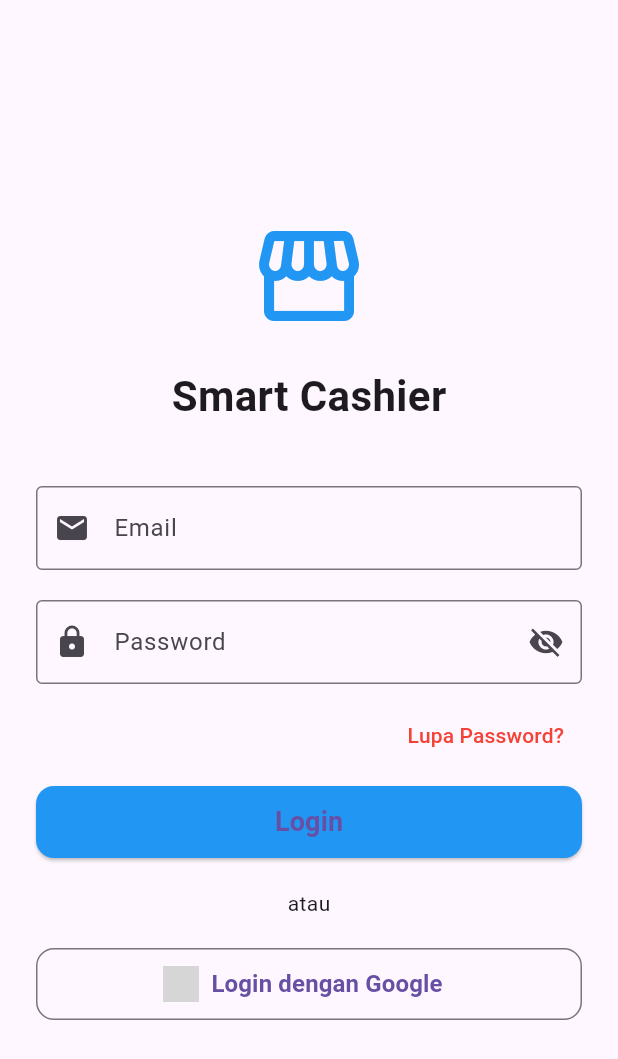
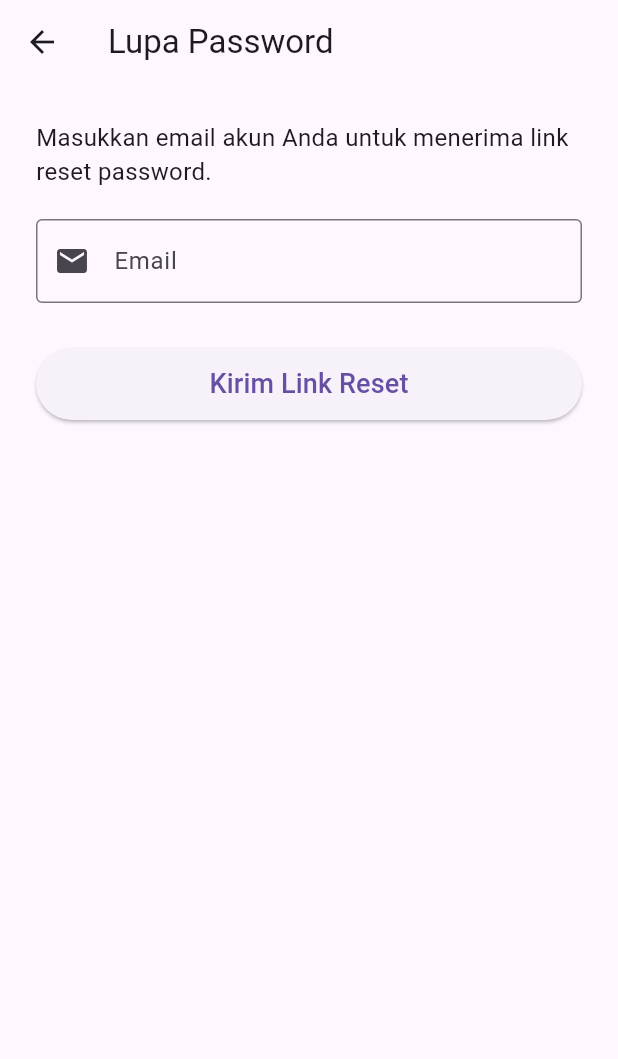
Before and after one commit to muzammilbinmarsuhen/Smart-Cashier, a Flutter app: the screen it shows after launch, after a tap on "Lupa Password?", on a phone screen of 412 x 824 dp. Shown: the top 1059 px of the screen. Run offline on Flutter 3.47's test engine with Material 3 defaults, Android fonts, the phone set to English and light mode, and no system bars; grey boxes are pictures that could not be loaded.

Commit message:
Pembuatan Screen Register Dan Forgot Password

```diff
--- a/lib/main.dart
+++ b/lib/main.dart
@@ -1,6 +1,7 @@
 import 'package:flutter/material.dart';
 import 'screens/login_screen.dart';
-// import 'screens/register_screen.dart';
+import 'screens/register_screen.dart';
+import 'screens/forgot_password_screen.dart';
 // import 'screens/home_screen.dart';
 
 void main() {
@@ -25,7 +26,8 @@
       initialRoute: '/',
       routes: {
         '/': (context) => const LoginScreen(),
-        // '/register': (context) => const RegisterScreen(),
+        '/register': (context) => const RegisterScreen(),
+        '/forgot-password': (context) => const ForgotPasswordScreen(),
         // '/home': (context) => const HomeScreen(),
       },
     );
--- /dev/null
+++ b/lib/screens/forgot_password_screen.dart
@@ -0,0 +1,84 @@
+import 'package:flutter/material.dart';
+
+class ForgotPasswordScreen extends StatefulWidget {
+  const ForgotPasswordScreen({super.key});
+
+  @override
+  State<ForgotPasswordScreen> createState() => _ForgotPasswordScreenState();
+}
+
+class _ForgotPasswordScreenState extends State<ForgotPasswordScreen> {
+  final email = TextEditingController();
+  final formKey = GlobalKey<FormState>();
+  bool isSending = false;
+
+  void sendResetLink() async {
+    if (!formKey.currentState!.validate()) return;
+
+    setState(() => isSending = true);
+
+    // TODO: Hubungkan API Laravel untuk reset password.
+    await Future.delayed(const Duration(seconds: 2));
+
+    setState(() => isSending = false);
+
+    ScaffoldMessenger.of(context).showSnackBar(
+      const SnackBar(content: Text("Link reset password telah dikirim.")),
+    );
+
+    Navigator.pop(context);
+  }
+
+  @override
+  Widget build(BuildContext context) {
+    return Scaffold(
+      appBar: AppBar(title: const Text("Lupa Password")),
+      body: Padding(
+        padding: const EdgeInsets.all(24),
+        child: Form(
+          key: formKey,
+          child: Column(
+            crossAxisAlignment: CrossAxisAlignment.start,
+            children: [
+              const Text(
+                "Masukkan email akun Anda untuk menerima link reset password.",
+                style: TextStyle(fontSize: 16),
+              ),
+
+              const SizedBox(height: 20),
+
+              /// EMAIL FIELD
+              TextFormField(
+                controller: email,
+                decoration: const InputDecoration(
+                  labelText: "Email",
+                  prefixIcon: Icon(Icons.email),
+                  border: OutlineInputBorder(),
+                ),
+                validator: (value) =>
+                    value!.isEmpty ? "Email tidak boleh kosong" : null,
+              ),
+
+              const SizedBox(height: 30),
+
+              /// SEND LINK BUTTON
+              SizedBox(
+                width: double.infinity,
+                height: 48,
+                child: ElevatedButton(
+                  onPressed: isSending ? null : sendResetLink,
+                  child: isSending
+                      ? const CircularProgressIndicator(color: Colors.white)
+                      : const Text(
+                          "Kirim Link Reset",
+                          style: TextStyle(fontSize: 18),
+                        ),
+                ),
+              )
+            ],
+          ),
+        ),
+      ),
+    );
+  }
+}
--- a/lib/screens/login_screen.dart
+++ b/lib/screens/login_screen.dart
@@ -95,7 +95,7 @@ class _LoginScreenState extends State<LoginScreen> {
 
                 const SizedBox(height: 10),
 
-                /// FORGOT PASSWORD BUTTON
+                /// FORGOT PASSWORD
                 Align(
                   alignment: Alignment.centerRight,
                   child: TextButton(
@@ -133,12 +133,11 @@ class _LoginScreenState extends State<LoginScreen> {
                 ),
 
                 const SizedBox(height: 20),
-
-                const Text("atau", style: TextStyle(fontSize: 14)),
+                const Text("atau"),
 
                 const SizedBox(height: 20),
 
-                /// GOOGLE LOGIN BUTTON
+                /// GOOGLE LOGIN
                 SizedBox(
                   width: double.infinity,
                   height: 48,
@@ -156,9 +155,29 @@ class _LoginScreenState extends State<LoginScreen> {
                     ),
                     style: OutlinedButton.styleFrom(
                       shape: RoundedRectangleBorder(
-                          borderRadius: BorderRadius.circular(12)),
+                        borderRadius: BorderRadius.circular(12),
+                      ),
                     ),
                   ),
+                ),
+
+                const SizedBox(height: 20),
+
+                /// REGISTER LINK
+                Row(
+                  mainAxisAlignment: MainAxisAlignment.center,
+                  children: [
+                    const Text("Belum punya akun?"),
+                    TextButton(
+                      onPressed: () {
+                        Navigator.pushNamed(context, '/register');
+                      },
+                      child: const Text(
+                        "Daftar",
+                        style: TextStyle(fontWeight: FontWeight.bold),
+                      ),
+                    ),
+                  ],
                 ),
               ],
             ),
```
Also changed, not shown: lib/screens/register_screen.dart (added, +142 -0 lines).
